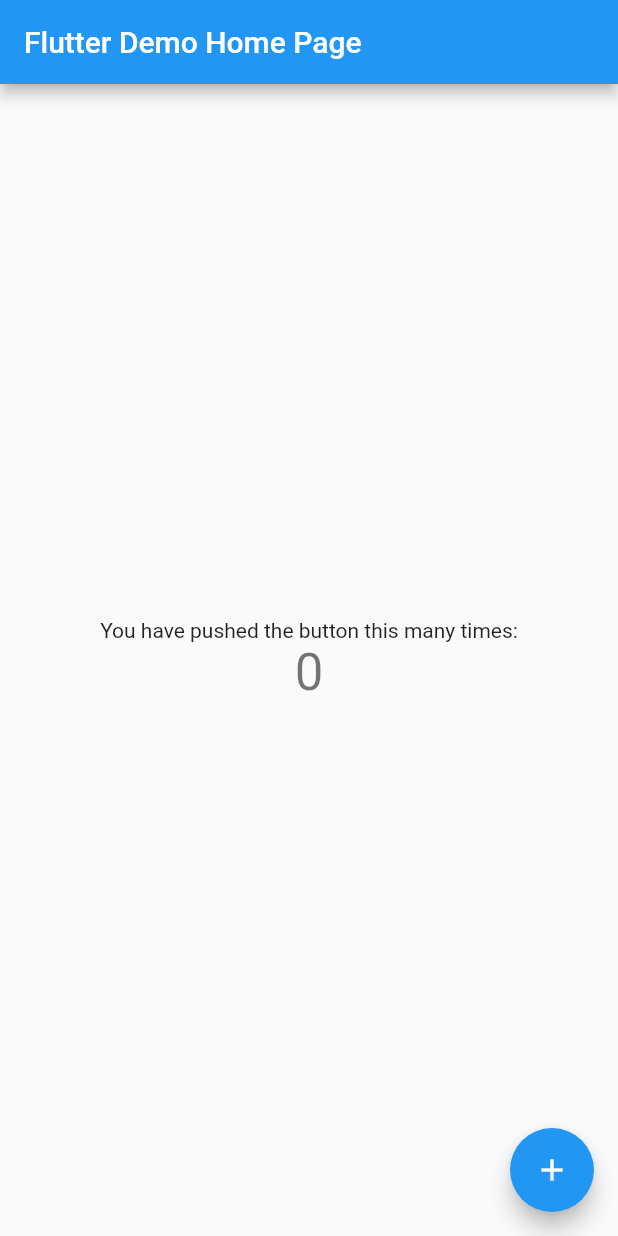
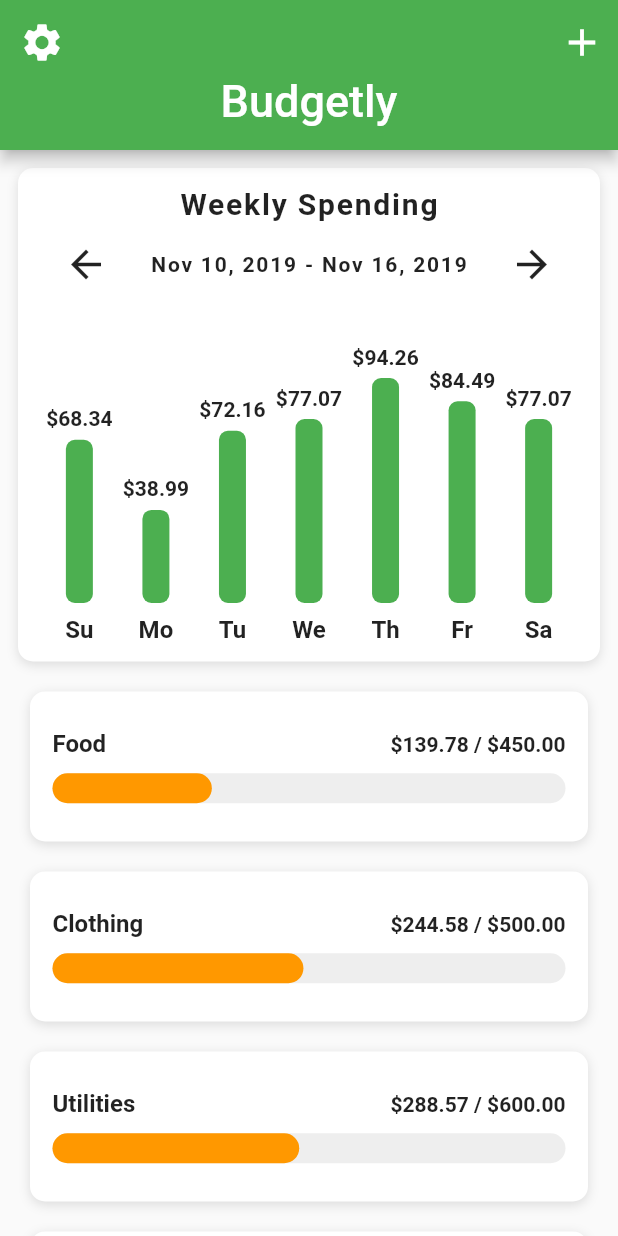
Before and after one commit to cjpesco/budgetlyui, a Flutter app: the screen it shows after launch, on a phone screen of 412 x 824 dp. Run offline on Flutter 3.47's test engine with Material 2 defaults, Android fonts, the phone set to English and light mode, and no system bars.

Commit message:
Understand more of uis

```diff
--- /dev/null
+++ b/lib/helpers/color_helper.dart
@@ -0,0 +1,10 @@
+import 'package:flutter/material.dart';
+
+Color getColor(BuildContext context, double percent) {
+  if (percent >= 0.50) {
+    return Theme.of(context).primaryColor;
+  } else if (percent >= 0.25) {
+    return Colors.orange;
+  }
+  return Colors.red;
+}
--- a/lib/main.dart
+++ b/lib/main.dart
@@ -1,3 +1,4 @@
+import 'package:budgetlyui/screens/home_screen.dart';
 import 'package:flutter/material.dart';
 
 void main() {
@@ -9,105 +10,12 @@
   @override
   Widget build(BuildContext context) {
     return MaterialApp(
-      title: 'Flutter Demo',
+      title: 'Budgetly',
+      debugShowCheckedModeBanner: false,
       theme: ThemeData(
-        // This is the theme of your application.
-        //
-        // Try running your application with "flutter run". You'll see the
-        // application has a blue toolbar. Then, without quitting the app, try
-        // changing the primarySwatch below to Colors.green and then invoke
-        // "hot reload" (press "r" in the console where you ran "flutter run",
-        // or simply save your changes to "hot reload" in a Flutter IDE).
-        // Notice that the counter didn't reset back to zero; the application
-        // is not restarted.
-        primarySwatch: Colors.blue,
+        primaryColor: Colors.green,
       ),
-      home: MyHomePage(title: 'Flutter Demo Home Page'),
+      home: HomeScreen(),
     );
   }
 }
-
-class MyHomePage extends StatefulWidget {
-  MyHomePage({Key key, this.title}) : super(key: key);
-
-  // This widget is the home page of your application. It is stateful, meaning
-  // that it has a State object (defined below) that contains fields that affect
-  // how it looks.
-
-  // This class is the configuration for the state. It holds the values (in this
-  // case the title) provided by the parent (in this case the App widget) and
-  // used by the build method of the State. Fields in a Widget subclass are
-  // always marked "final".
-
-  final String title;
-
-  @override
-  _MyHomePageState createState() => _MyHomePageState();
-}
-
-class _MyHomePageState extends State<MyHomePage> {
-  int _counter = 0;
-
-  void _incrementCounter() {
-    setState(() {
-      // This call to setState tells the Flutter framework that something has
-      // changed in this State, which causes it to rerun the build method below
-      // so that the display can reflect the updated values. If we changed
-      // _counter without calling setState(), then the build method would not be
-      // called again, and so nothing would appear to happen.
-      _counter++;
-    });
-  }
-
-  @override
-  Widget build(BuildContext context) {
-    // This method is rerun every time setState is called, for instance as done
-    // by the _incrementCounter method above.
-    //
-    // The Flutter framework has been optimized to make rerunning build methods
-    // fast, so that you can just rebuild anything that needs updating rather
-    // than having to individually change instances of widgets.
-    return Scaffold(
-      appBar: AppBar(
-        // Here we take the value from the MyHomePage object that was created by
-        // the App.build method, and use it to set our appbar title.
-        title: Text(widget.title),
-      ),
-      body: Center(
-        // Center is a layout widget. It takes a single child and positions it
-        // in the middle of the parent.
-        child: Column(
-          // Column is also a layout widget. It takes a list of children and
-          // arranges them vertically. By default, it sizes itself to fit its
-          // children horizontally, and tries to be as tall as its parent.
-          //
-          // Invoke "debug painting" (press "p" in the console, choose the
-          // "Toggle Debug Paint" action from the Flutter Inspector in Android
-          // Studio, or the "Toggle Debug Paint" command in Visual Studio Code)
-          // to see the wireframe for each widget.
-          //
-          // Column has various properties to control how it sizes itself and
-          // how it positions its children. Here we use mainAxisAlignment to
-          // center the children vertically; the main axis here is the vertical
-          // axis because Columns are vertical (the cross axis would be
-          // horizontal).
-          mainAxisAlignment: MainAxisAlignment.center,
-          children: <Widget>[
-            Text(
-              'You have pushed the button this many times:',
-            ),
-            Text(
-              '$_counter',
-              style: Theme.of(context).textTheme.headline4,
-            ),
-          ],
-        ),
-      ),
-      floatingActionButton: FloatingActionButton(
-        onPressed: _incrementCounter,
-        tooltip: 'Increment',
-        child: Icon(Icons.add),
-      ), // This trailing comma makes auto-formatting nicer for build methods.
-    );
-  }
-}
--- /dev/null
+++ b/lib/screens/home_screen.dart
@@ -0,0 +1,164 @@
+import 'package:budgetlyui/data/data.dart';
+import 'package:budgetlyui/helpers/color_helper.dart';
+import 'package:budgetlyui/models/category_model.dart';
+import 'package:budgetlyui/models/expense_model.dart';
+import 'package:budgetlyui/screens/category_screen.dart';
+import 'package:budgetlyui/widgets/bar_chart.dart';
+import 'package:flutter/material.dart';
+
+class HomeScreen extends StatefulWidget {
+  @override
+  _HomeScreenState createState() => _HomeScreenState();
+}
+
+class _HomeScreenState extends State<HomeScreen> {
+  _buildCategory(Category category, double totalAmountSpent) {
+    return GestureDetector(
+      onTap: () => Navigator.push(
+          context,
+          MaterialPageRoute(
+              builder: (_) => CategoryScreen(category: category))),
+      child: Container(
+        margin: EdgeInsets.symmetric(
+          horizontal: 20.0,
+          vertical: 10.0,
+        ),
+        padding: EdgeInsets.all(15.0),
+        height: 100.0,
+        width: double.infinity,
+        decoration: BoxDecoration(
+          color: Colors.white,
+          borderRadius: BorderRadius.circular(10.0),
+          boxShadow: [
+            BoxShadow(
+              color: Colors.black12,
+              offset: Offset(0, 2),
+              blurRadius: 6.0,
+            ),
+          ],
+        ),
+        child: Column(
+          mainAxisAlignment: MainAxisAlignment.center,
+          children: <Widget>[
+            Row(
+              mainAxisAlignment: MainAxisAlignment.spaceBetween,
+              children: <Widget>[
+                Text(
+                  category.name,
+                  style: TextStyle(
+                    fontSize: 16.0,
+                    fontWeight: FontWeight.w600,
+                  ),
+                ),
+                Text(
+                  '\$${(category.maxAmount - totalAmountSpent).toStringAsFixed(2)} / \$${category.maxAmount.toStringAsFixed(2)}',
+                  style: TextStyle(
+                    fontSize: 14.0,
+                    fontWeight: FontWeight.w600,
+                  ),
+                ),
+              ],
+            ),
+            SizedBox(
+              height: 10.0,
+            ),
+            LayoutBuilder(
+              builder: (BuildContext context, BoxConstraints constraints) {
+                final double maxBarWidth = constraints.maxWidth;
+                final double percent = (category.maxAmount - totalAmountSpent) /
+                    category.maxAmount;
+                double barWidth = percent * maxBarWidth;
+                if (barWidth < 0) {
+                  barWidth = 0;
+                }
+                return Stack(
+                  children: <Widget>[
+                    Container(
+                      height: 20.0,
+                      decoration: BoxDecoration(
+                        color: Colors.grey[200],
+                        borderRadius: BorderRadius.circular(15.0),
+                      ),
+                    ),
+                    Container(
+                      height: 20.0,
+                      width: barWidth,
+                      decoration: BoxDecoration(
+                        color: getColor(context, percent),
+                        borderRadius: BorderRadius.circular(15.0),
+                      ),
+                    ),
+                  ],
+                );
+              },
+            ),
+          ],
+        ),
+      ),
+    );
+  }
+
+  @override
+  Widget build(BuildContext context) {
+    return Scaffold(
+      body: CustomScrollView(
+        slivers: <Widget>[
+          SliverAppBar(
+            forceElevated: true,
+            // floating: true,
+            pinned: true,
+            expandedHeight: 100.0,
+            leading: IconButton(
+              icon: Icon(Icons.settings),
+              iconSize: 30.0,
+              onPressed: () {},
+            ),
+            flexibleSpace: FlexibleSpaceBar(
+              title: Text('Budgetly'),
+              centerTitle: true,
+            ),
+            actions: <Widget>[
+              IconButton(
+                icon: Icon(Icons.add),
+                iconSize: 30.0,
+                onPressed: () {},
+              ),
+            ],
+          ),
+          SliverList(
+            delegate: SliverChildBuilderDelegate(
+              (BuildContext context, int index) {
+                if (index == 0) {
+                  return Container(
+                    margin: EdgeInsets.fromLTRB(12.0, 12.0, 12.0, 10.0),
+                    decoration: BoxDecoration(
+                      color: Colors.white,
+                      boxShadow: [
+                        BoxShadow(
+                          color: Colors.black12,
+                          offset: Offset(0, 2),
+                          blurRadius: 6.0,
+                        ),
+                      ],
+                      borderRadius: BorderRadius.circular(10.0),
+                    ),
+                    child: BarChart(weeklySpending),
+                  );
+                } else {
+                  final Category category = categories[index - 1];
+                  double totalAmountSpent = 0;
+                  category.expenses.forEach((Expense expense) {
+                    totalAmountSpent += expense.cost;
+                  });
+
+                  return _buildCategory(category, totalAmountSpent);
+                }
+              },
+              childCount: 1 + categories.length,
+            ),
+          ),
+        ],
+      ),
+    );
+  }
+}
--- /dev/null
+++ b/lib/widgets/bar_chart.dart
@@ -0,0 +1,152 @@
+import 'package:flutter/material.dart';
+
+class BarChart extends StatelessWidget {
+  final List<double> expenses;
+
+  BarChart(this.expenses);
+
+  @override
+  Widget build(BuildContext context) {
+    double mostExpensive = 0;
+
+    expenses.forEach((double price) {
+      if (price > mostExpensive) {
+        mostExpensive = price;
+      }
+    });
+
+    return Padding(
+      padding: EdgeInsets.all(12.0),
+      child: Column(
+        children: <Widget>[
+          Text(
+            'Weekly Spending',
+            style: TextStyle(
+              fontSize: 20.0,
+              fontWeight: FontWeight.bold,
+              letterSpacing: 1.2,
+            ),
+          ),
+          SizedBox(
+            height: 5.0,
+          ),
+          Row(
+            mainAxisAlignment: MainAxisAlignment.spaceAround,
+            children: <Widget>[
+              IconButton(
+                icon: Icon(Icons.arrow_back),
+                iconSize: 30.0,
+                onPressed: () {},
+              ),
+              Flexible(
+                child: Text(
+                  'Nov 10, 2019 - Nov 16, 2019',
+                  style: TextStyle(
+                    fontSize: 14.0,
+                    fontWeight: FontWeight.w600,
+                    letterSpacing: 1.2,
+                  ),
+                ),
+              ),
+              IconButton(
+                icon: Icon(Icons.arrow_forward),
+                iconSize: 30.0,
+                onPressed: () {},
+              ),
+            ],
+          ),
+          SizedBox(
+            height: 30.0,
+          ),
+          Row(
+            mainAxisAlignment: MainAxisAlignment.spaceEvenly,
+            crossAxisAlignment: CrossAxisAlignment.end,
+            children: <Widget>[
+              Bar(
+                label: 'Su',
+                amountSpent: expenses[0],
+                mostExpensive: mostExpensive,
+              ),
+              Bar(
+                label: 'Mo',
+                amountSpent: expenses[1],
+                mostExpensive: mostExpensive,
+              ),
+              Bar(
+                label: 'Tu',
+                amountSpent: expenses[2],
+                mostExpensive: mostExpensive,
+              ),
+              Bar(
+                label: 'We',
+                amountSpent: expenses[3],
+                mostExpensive: mostExpensive,
+              ),
+              Bar(
+                label: 'Th',
+                amountSpent: expenses[4],
+                mostExpensive: mostExpensive,
+              ),
+              Bar(
+                label: 'Fr',
+                amountSpent: expenses[5],
+                mostExpensive: mostExpensive,
+              ),
+              Bar(
+                label: 'Sa',
+                amountSpent: expenses[6],
+                mostExpensive: mostExpensive,
+              ),
+            ],
+          ),
+        ],
+      ),
+    );
+  }
+}
+
+class Bar extends StatelessWidget {
+  final String label;
+  final double amountSpent;
+  final double mostExpensive;
+
+  final double _maxBarHeight = 150.0;
+
+  const Bar({this.label, this.amountSpent, this.mostExpensive});
+
+  @override
+  Widget build(BuildContext context) {
+    final barHeight = amountSpent / mostExpensive * _maxBarHeight;
+    return Column(
+      children: <Widget>[
+        Text(
+          '\$${amountSpent.toStringAsFixed(2)}',
+          style: TextStyle(
+            fontWeight: FontWeight.w600,
+          ),
+        ),
+        SizedBox(
+          height: 6.0,
+        ),
+        Container(
+          height: barHeight,
+          width: 18.0,
+          decoration: BoxDecoration(
+            color: Theme.of(context).primaryColor,
+            borderRadius: BorderRadius.circular(6.0),
+          ),
+        ),
+        SizedBox(
+          height: 8.0,
+        ),
+        Text(
+          label,
+          style: TextStyle(
+            fontSize: 16.0,
+            fontWeight: FontWeight.w600,
+          ),
+        ),
+      ],
+    );
+  }
+}
```
Also changed, not shown: lib/screens/category_screen.dart (added, +128 -0 lines), lib/widgets/radial_painter.dart (added, +47 -0 lines).
